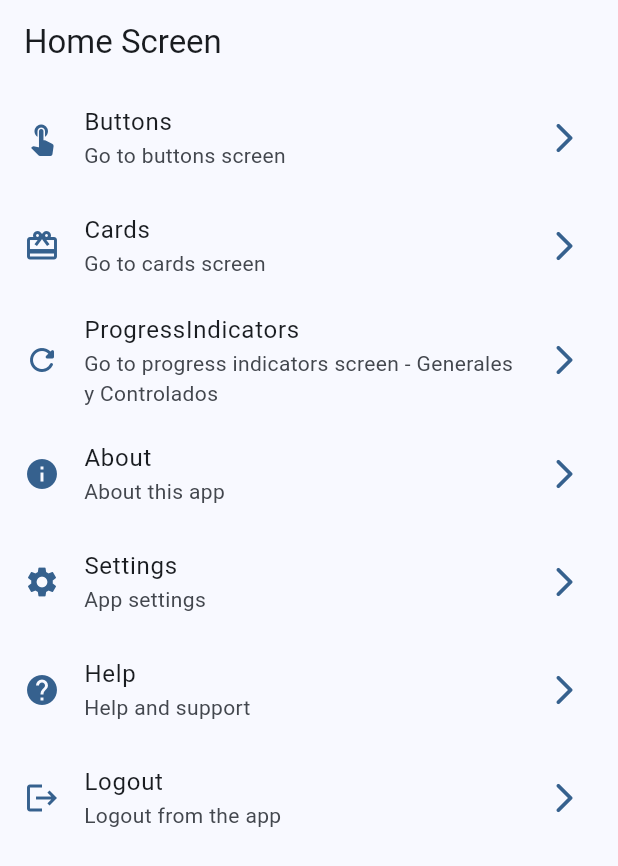
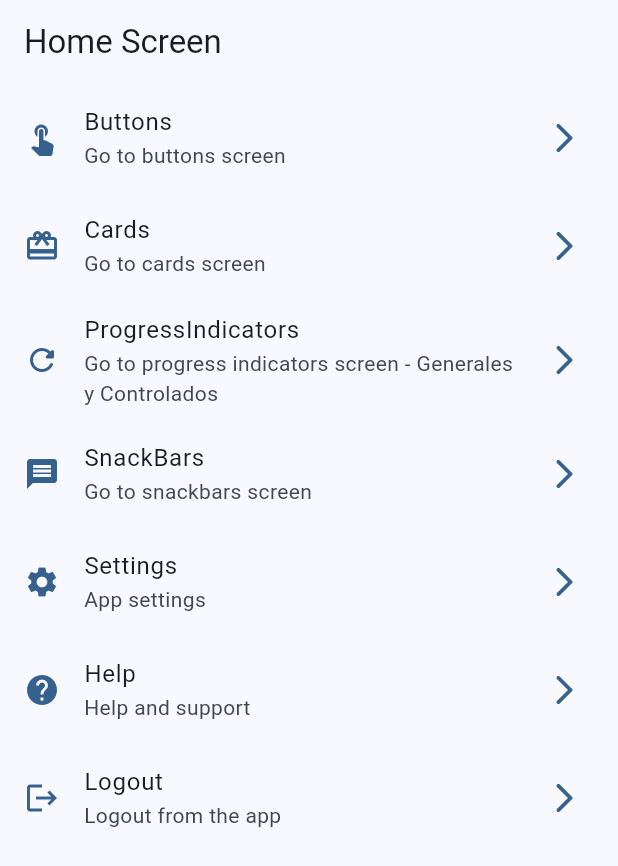
Before and after one commit to marrullas/flutter, a Flutter app: the screen it shows after launch, on a phone screen of 412 x 824 dp. Shown: the top 866 px of the screen. Run offline on Flutter 3.47's test engine with Material 2 defaults, Android fonts, the light colour scheme and no system bars; our stand-ins replace dio, go_router.

Commit message:
snackbars dialogs terminado

```diff
--- a/widgets_app/lib/config/menu/menu_items.dart
+++ b/widgets_app/lib/config/menu/menu_items.dart
@@ -35,10 +35,10 @@ const appMenuItems = <MenuItem>[
     icon: Icons.refresh_rounded,
   ),
   MenuItem(
-    title: 'About',
-    subTitle: 'About this app',
-    link: '/about',
-    icon: Icons.info,
+    title: 'SnackBars',
+    subTitle: 'Go to snackbars screen',
+    link: '/snackbar',
+    icon: Icons.message,
   ),
   MenuItem(
     title: 'Settings',
--- a/widgets_app/lib/config/router/app_router.dart
+++ b/widgets_app/lib/config/router/app_router.dart
@@ -22,4 +22,9 @@ final appRouter = GoRouter(initialLocation: '/', routes: [
     path: '/progress',
     builder: (context, state) => const ProgressScreen(),
   ),
+  GoRoute(
+    name: SnackbarScreen.name,
+    path: '/snackbar',
+    builder: (context, state) => const SnackbarScreen(),
+  ),
 ]);
--- a/widgets_app/lib/main.dart
+++ b/widgets_app/lib/main.dart
@@ -15,6 +15,7 @@ class MainApp extends StatelessWidget {
   Widget build(BuildContext context) {
 
     return MaterialApp.router(
+      title: 'Flutter Widgets',
       routerConfig: appRouter,
       debugShowCheckedModeBanner: false,
       theme: AppTheme( selectedColor: 0).getTheme(),
```
Also changed, not shown: widgets_app/lib/presentation/screens/snackbar/snackbar_screen.dart (+81 -4 lines).
